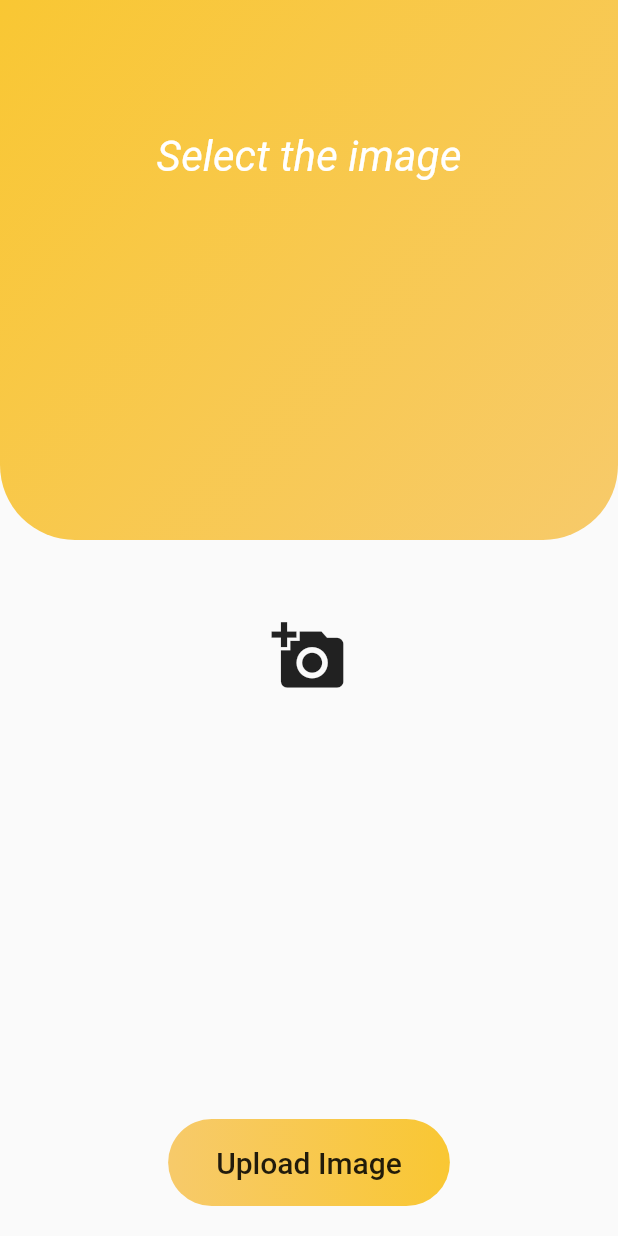
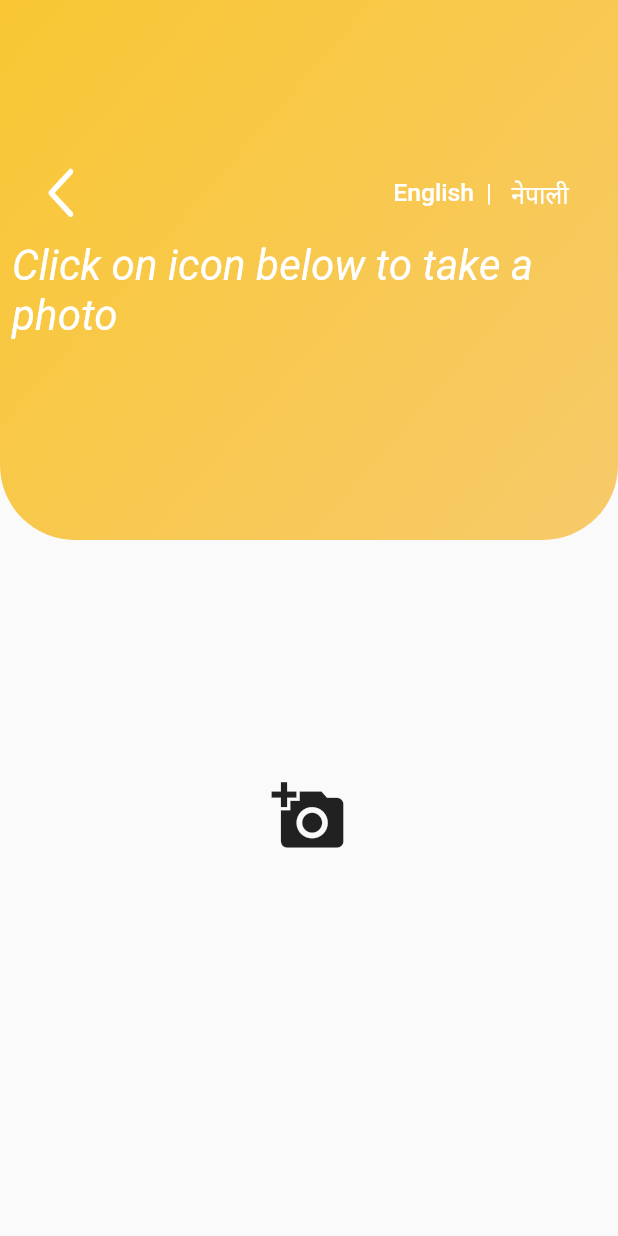
Before and after one commit to diksha/grihni, a Flutter app: the UploadPhoto screen opened directly with empty values, on a phone screen of 412 x 824 dp. Run offline on Flutter 3.47's test engine with Material 2 defaults, Android fonts, the phone set to English and light mode, and no system bars; our stand-ins replace cloud_firestore, device_preview, firebase_auth, firebase_core, firebase_storage, flutter_riverpod and 4 more; accounts and stored records are empty; generated files the repository leaves out were written again; project files that could hold a hidden picture were left out.

Commit message:
Change name to desna, upload images

```diff
--- a/lib/l10n/app_en.arb
+++ b/lib/l10n/app_en.arb
@@ -1,6 +1,6 @@
 {
     "clickHere": "CLICK HERE",
-    "namasteJunkiri": "Namaste Junkiri !",
+    "namasteDesna": "Namaste Desna !",
     "statupDes": "Its incredible to have you as our partner. Bringing both the world’s  of tradition and modernism, lets us together take the company to great heights. ",
     "tagLinePart1": "Here's to the Start of",
     "tagLinePart2": "fushion on the taste buds.",
--- a/lib/l10n/app_ne.arb
+++ b/lib/l10n/app_ne.arb
@@ -1,6 +1,6 @@
 {
   "clickHere": "यहाँ क्लिक गर्नुहोस्",
-  "namasteJunkiri": "Namaste जुन्किरी !",
+  "namasteDesna": "Namaste देशना !",
   "statupDes": "तपाइँलाई कम्पनीको पाटनरको रूपमा पाउदा अधिक खुशी छौं । परम्परा र आधुनिकतालाई अँगालेर ईमानदारीका साथ हामी दुबै मिलेर  कम्पनीलाई  एउटा उचाइमा पुराउ ।",
   "tagLinePart1": "Here's to the Start of",
   "tagLinePart2": "fushion on the taste buds.",
--- a/lib/ui/screens/startup/startup_screen.dart
+++ b/lib/ui/screens/startup/startup_screen.dart
@@ -43,7 +43,7 @@ class StartupScreen extends StatelessWidget {
                     mainAxisAlignment: MainAxisAlignment.center,
                     children: [
                       Text(
-                        AppLocalizations.of(context)!.namasteJunkiri,
+                        AppLocalizations.of(context)!.namasteDesna,
                         style: TextStyle(
                           fontSize: w * 0.045,
                         ),
--- a/lib/ui/screens/tasks/photo_upload_screen.dart
+++ b/lib/ui/screens/tasks/photo_upload_screen.dart
@@ -3,27 +3,27 @@ import 'dart:io';
 
 import 'package:firebase_storage/firebase_storage.dart';
 import 'package:flutter/material.dart';
+import 'package:flutter_riverpod/flutter_riverpod.dart';
 import 'package:image_picker/image_picker.dart';
 import 'package:junkiri/ui/shares/app_colors.dart';
 import 'package:path/path.dart';
+
+import '../../widgets/app_bar.dart';
 
 final Color yellow = AppColors.lightYellow;
 final Color orange = AppColors.darkYellow;
 
 class UploadPhoto extends StatefulWidget {
   final String uploadLink;
-  const  UploadPhoto({ Key? key, required this.uploadLink }): super(key: key);
+  const UploadPhoto({Key? key, required this.uploadLink}) : super(key: key);
   @override
-  _UploadPhotoState createState() =>
-      _UploadPhotoState();
+  _UploadPhotoState createState() => _UploadPhotoState();
 }
 
-class _UploadPhotoState
-    extends State<UploadPhoto> {
-
-
+class _UploadPhotoState extends State<UploadPhoto> {
   final picker = ImagePicker();
   File? _imageFile;
+  bool _loading = false;
   Future pickImage() async {
     final pickedFile = await picker.getImage(source: ImageSource.camera);
 
@@ -33,6 +33,9 @@ class _UploadPhotoState
   }
 
   Future uploadImageToFirebase(BuildContext context) async {
+    setState(() {
+      _loading = true;
+    });
     String fileName = basename(_imageFile!.path);
     Reference firebaseStorageRef =
         FirebaseStorage.instance.ref().child('${widget.uploadLink}/$fileName');
@@ -41,10 +44,13 @@ class _UploadPhotoState
     taskSnapshot.ref.getDownloadURL().then(
           (value) => print("Done: $value"),
         );
+    Navigator.pop(context);
   }
 
   @override
   Widget build(BuildContext context) {
+    var w = MediaQuery.of(context).size.width;
+    var h = MediaQuery.of(context).size.height;
     return Scaffold(
       body: Stack(
         children: <Widget>[
@@ -63,11 +69,30 @@ class _UploadPhotoState
             margin: const EdgeInsets.only(top: 80),
             child: Column(
               children: <Widget>[
+                Container(
+                  child: Column(
+                    mainAxisAlignment: MainAxisAlignment.spaceAround,
+                    children: [
+                      Consumer(
+                        builder:
+                            (BuildContext context, ScopedReader watch, child) {
+                          return Container(
+                            color: Colors.transparent,
+                            width: w,
+                            child: appBar(context, watch),
+                          );
+                        },
+                      ),
+                    ],
+                  ),
+                ),
                 Padding(
                   padding: const EdgeInsets.all(8.0),
                   child: Center(
                     child: Text(
-                      "Select the image",
+                      _imageFile != null
+                          ? 'Photo selected'
+                          : "Click on icon below to take a photo",
                       style: TextStyle(
                           color: Colors.white,
                           fontSize: 28,
@@ -99,7 +124,7 @@ class _UploadPhotoState
                     ],
                   ),
                 ),
-                uploadImageButton(context),
+                _imageFile != null ? uploadImageButton(context) : Container(),
               ],
             ),
           ),
@@ -124,7 +149,12 @@ class _UploadPhotoState
                 borderRadius: BorderRadius.circular(30.0)),
             child: FlatButton(
               onPressed: () => uploadImageToFirebase(context),
-              child: Text(
+              child: _loading
+                  ? CircularProgressIndicator(
+                      color: Colors.white,
+                      strokeWidth: 3,
+                    )
+                  : Text(
                       "Upload Image",
                       style: TextStyle(fontSize: 20),
                     ),
```
Also changed, not shown: lib/ui/screens/profile/profile.dart (+9 -73 lines), 1 other file. Lines whose indentation alone changed are shown as unchanged.
